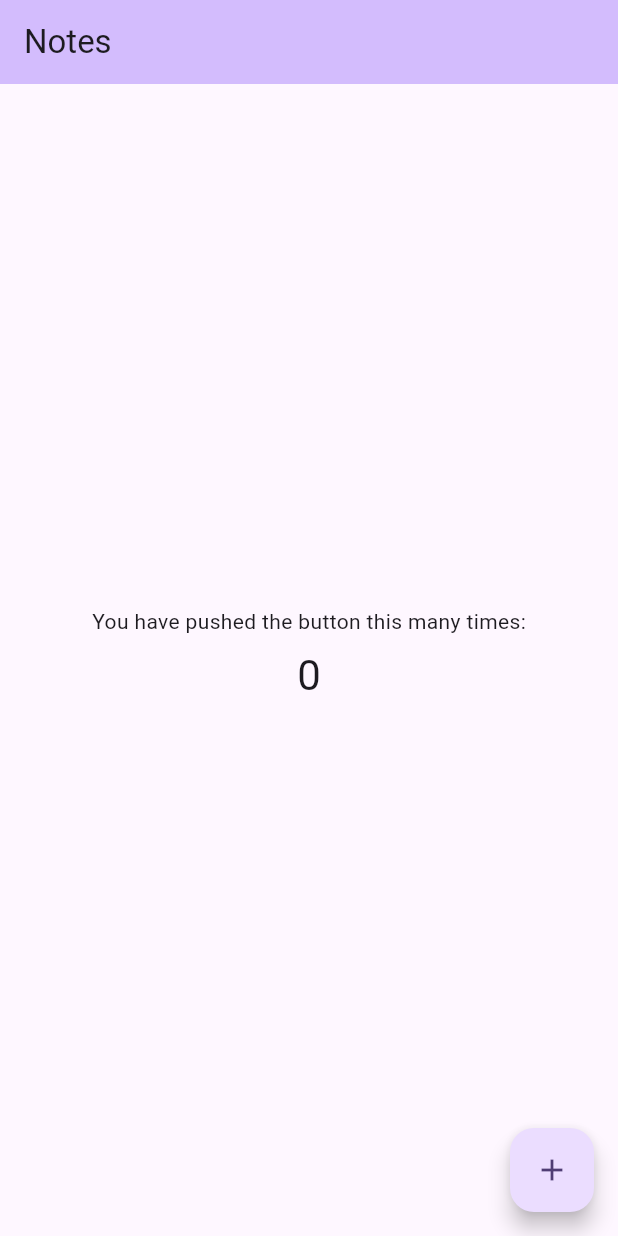
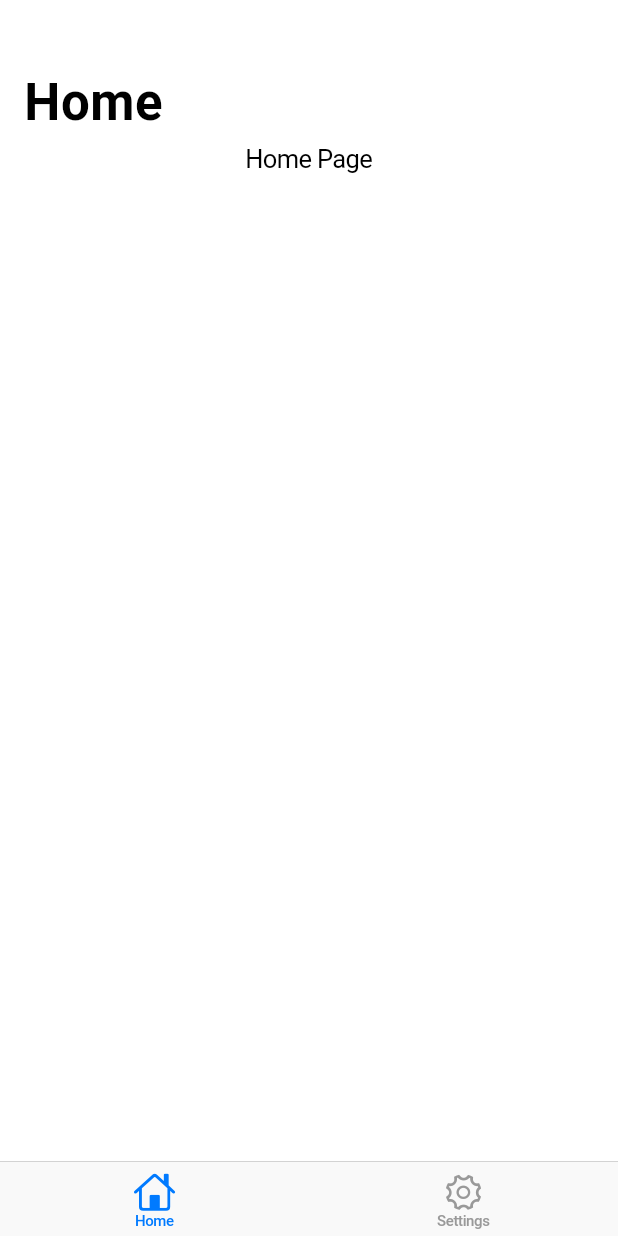
Before and after one commit to Evo4/notes-app-flutter, a Flutter app: the screen it shows after launch, on a phone screen of 412 x 824 dp. Run offline on Flutter 3.47's test engine with Material 3 defaults, Android fonts, the phone set to English and light mode, and no system bars; our stand-ins replace logger, package_info_plus.

Commit message:
added cupertino theme

```diff
--- a/notes_app/lib/main.dart
+++ b/notes_app/lib/main.dart
@@ -1,6 +1,6 @@
+import 'package:flutter/cupertino.dart';
 import 'package:flutter/foundation.dart';
-import 'package:flutter/material.dart';
-import 'package:notes_app/screens/home_page.dart';
+import 'package:notes_app/screens/tab_page/tab_page.dart';
 import 'package:notes_app/services/user_agent_service.dart';
 import 'package:notes_app/utils/logger.dart';
 
@@ -27,27 +27,10 @@ class NotesApp extends StatelessWidget {
   // This widget is the root of your application.
   @override
   Widget build(BuildContext context) {
-    return MaterialApp(
-      title: 'Flutter Demo',
-      theme: ThemeData(
-        // This is the theme of your application.
-        //
-        // TRY THIS: Try running your application with "flutter run". You'll see
-        // the application has a purple toolbar. Then, without quitting the app,
-        // try changing the seedColor in the colorScheme below to Colors.green
-        // and then invoke "hot reload" (save your changes or press the "hot
-        // reload" button in a Flutter-supported IDE, or press "r" if you used
-        // the command line to start the app).
-        //
-        // Notice that the counter didn't reset back to zero; the application
-        // state is not lost during the reload. To reset the state, use hot
-        // restart instead.
-        //
-        // This works for code too, not just values: Most code changes can be
-        // tested with just a hot reload.
-        colorScheme: ColorScheme.fromSeed(seedColor: Colors.deepPurple),
-      ),
-      home: const MyHomePage(title: 'Notes'),
+    return CupertinoApp(
+      title: 'Notes App',
+      theme: CupertinoThemeData(brightness: Brightness.light),
+      home: TabPage(),
     );
   }
 }
--- a/notes_app/lib/screens/home_page.dart
+++ b/notes_app/lib/screens/home_page.dart
@@ -1,4 +1,4 @@
-import 'package:flutter/material.dart';
+import 'package:flutter/cupertino.dart';
 import 'package:notes_app/utils/logger.dart';
 
 // [MyHomePage]
@@ -44,51 +44,14 @@ class _MyHomePageState extends State<MyHomePage> {
     // The Flutter framework has been optimized to make rerunning build methods
     // fast, so that you can just rebuild anything that needs updating rather
     // than having to individually change instances of widgets.
-    return Scaffold(
-      appBar: AppBar(
-        // TRY THIS: Try changing the color here to a specific color (to
-        // Colors.amber, perhaps?) and trigger a hot reload to see the AppBar
-        // change color while the other colors stay the same.
-        backgroundColor: Theme.of(context).colorScheme.inversePrimary,
-        // Here we take the value from the MyHomePage object that was created by
-        // the App.build method, and use it to set our appbar title.
-        title: Text(widget.title),
+
+    return CupertinoPageScaffold(
+      child: CustomScrollView(
+        slivers: <Widget>[
+          CupertinoSliverNavigationBar(largeTitle: Text("Home")),
+          SliverFillRemaining(child: Column(children: [Text("Home Page")])),
+        ],
       ),
-      body: Center(
-        // Center is a layout widget. It takes a single child and positions it
-        // in the middle of the parent.
-        child: Column(
-          // Column is also a layout widget. It takes a list of children and
-          // arranges them vertically. By default, it sizes itself to fit its
-          // children horizontally, and tries to be as tall as its parent.
-          //
-          // Column has various properties to control how it sizes itself and
-          // how it positions its children. Here we use mainAxisAlignment to
-          // center the children vertically; the main axis here is the vertical
-          // axis because Columns are vertical (the cross axis would be
-          // horizontal).
-          //
-          // TRY THIS: Invoke "debug painting" (choose the "Toggle Debug Paint"
-          // action in the IDE, or press "p" in the console), to see the
-          // wireframe for each widget.
-          mainAxisAlignment: MainAxisAlignment.center,
-          children: <Widget>[
-            const Text('You have pushed the button this many times:'),
-            Padding(
-              padding: const EdgeInsets.all(8.0),
-              child: Text(
-                '$_counter',
-                style: Theme.of(context).textTheme.headlineMedium,
-              ),
-            ),
-          ],
-        ),
-      ),
-      floatingActionButton: FloatingActionButton(
-        onPressed: _incrementCounter,
-        tooltip: 'Increment',
-        child: const Icon(Icons.add),
-      ), // This trailing comma makes auto-formatting nicer for build methods.
     );
   }
 }
--- /dev/null
+++ b/notes_app/lib/screens/tab_page/tab_page.dart
@@ -0,0 +1,42 @@
+import 'package:flutter/cupertino.dart';
+import 'package:notes_app/screens/home_page.dart';
+import 'package:notes_app/screens/tab_page/tab_page_models.dart';
+
+class TabPage extends StatelessWidget {
+  const TabPage({super.key});
+
+  @override
+  Widget build(BuildContext context) {
+    return CupertinoTabScaffold(
+      tabBar: CupertinoTabBar(
+        items: [tabBarItem(TabPageItem.home), tabBarItem(TabPageItem.settings)],
+      ),
+      tabBuilder: (context, index) {
+        return CupertinoTabView(
+          builder: (context) {
+            return Center(child: activeTab(index));
+          },
+        );
+      },
+    );
+  }
+
+  Widget activeTab(int index) {
+    switch (index) {
+      case 0:
+        return MyHomePage(title: "Notes");
+      default:
+        return Text("Ooops. Something went wrong.");
+    }
+  }
+
+  BottomNavigationBarItem tabBarItem(TabPageItem item) {
+    // return BottomNavigationBarItem(icon: item.icon, label: item.title);
+    return BottomNavigationBarItem(
+      icon: Padding(
+        padding: const EdgeInsets.only(top: 6.0),
+        child: Column(children: [item.icon, Text(item.title)]),
+      ),
+    );
+  }
+}
--- /dev/null
+++ b/notes_app/lib/screens/tab_page/tab_page_models.dart
@@ -0,0 +1,27 @@
+// TabPageItem
+import 'package:flutter/cupertino.dart';
+
+enum TabPageItem {
+  // Cases
+  home(tabPage: 0, title: "Home", image: CupertinoIcons.home),
+  settings(tabPage: 1, title: "Settings", image: CupertinoIcons.gear);
+
+  //  Init
+  const TabPageItem({
+    required this.tabPage,
+    required this.title,
+    required this.image,
+  });
+
+  // Public Properties
+  final int tabPage;
+  final String title;
+  final IconData image;
+
+  Widget get icon => Icon(image, size: 28);
+
+  // Static Methods
+  static List<TabPageItem> allCases() {
+    return [TabPageItem.home, TabPageItem.settings];
+  }
+}
--- a/notes_app/lib/services/user_agent_service.dart
+++ b/notes_app/lib/services/user_agent_service.dart
@@ -1,7 +1,8 @@
 import 'package:package_info_plus/package_info_plus.dart';
 
 class UserAgentService {
-  UserAgentService._privateConstructor();
+  UserAgentService._privateConstructor({required PackageInfo packageInfo})
+    : _packageInfo = packageInfo;
 
   // Public Properties
   String get appName {
@@ -21,12 +22,14 @@ class UserAgentService {
   }
 
   // Private Properties
-  late final PackageInfo _packageInfo;
+  final PackageInfo _packageInfo;
 
   // Entrypoint
   static Future<UserAgentService> create() async {
-    var service = UserAgentService._privateConstructor();
-    service._packageInfo = await PackageInfo.fromPlatform();
+    final packageInfo = await PackageInfo.fromPlatform();
+    var service = UserAgentService._privateConstructor(
+      packageInfo: packageInfo,
+    );
     return service;
   }
 }
```
